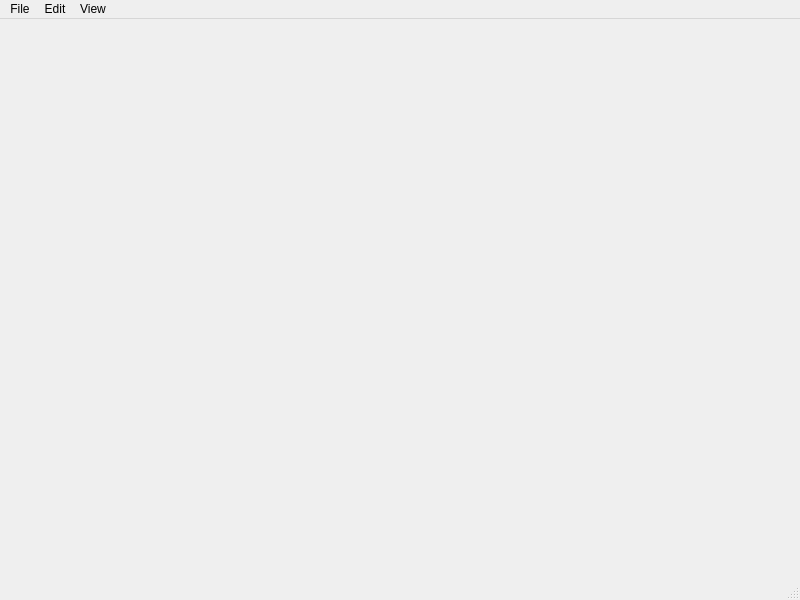
First picture: the form in notepad/notepad/mainwindow.ui, repository am2022/notepad, before the edit.
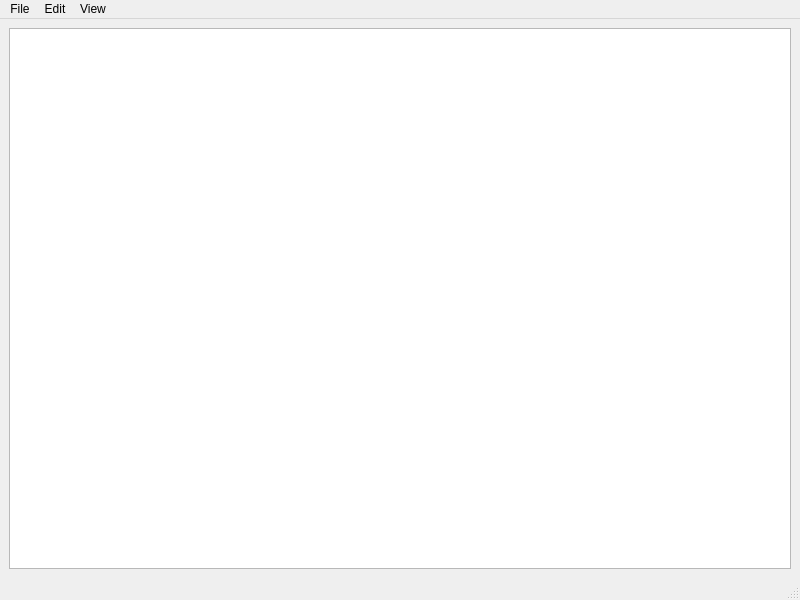
Second picture: the form after the edit.

Commit message: add text edit to program

The edit to the form file:
```diff
--- a/notepad/notepad/mainwindow.ui
+++ b/notepad/notepad/mainwindow.ui
@@ -13,7 +13,13 @@
   <property name="windowTitle">
    <string>MainWindow</string>
   </property>
-  <widget class="QWidget" name="centralwidget"/>
+  <widget class="QWidget" name="centralwidget">
+   <layout class="QGridLayout" name="gridLayout">
+    <item row="0" column="0">
+     <widget class="QTextEdit" name="textEdit"/>
+    </item>
+   </layout>
+  </widget>
   <widget class="QMenuBar" name="menubar">
    <property name="geometry">
     <rect>
```
